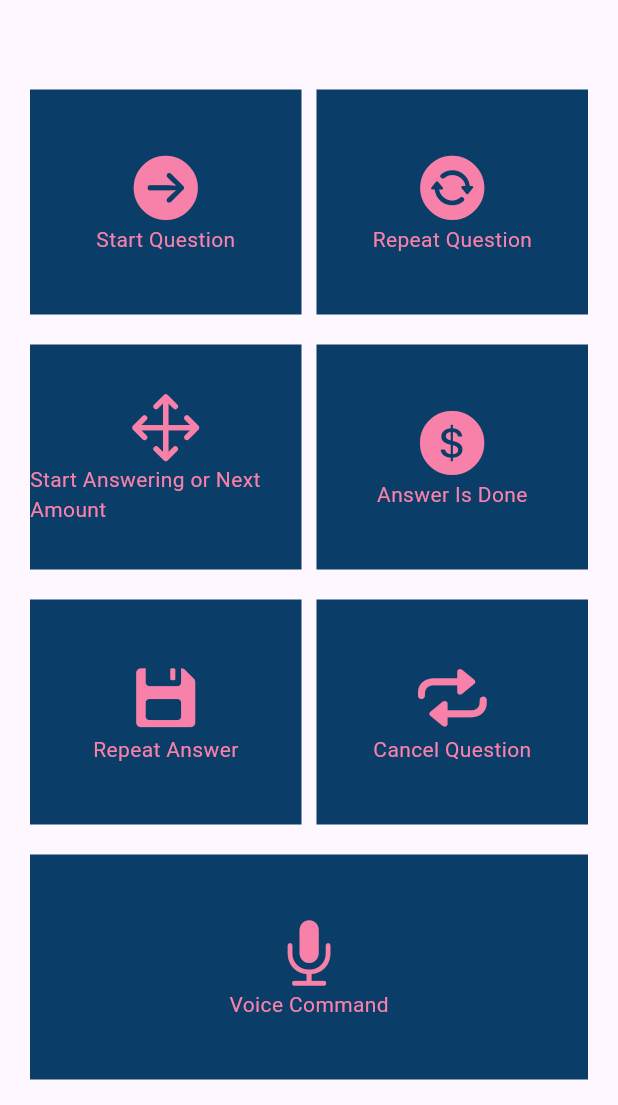
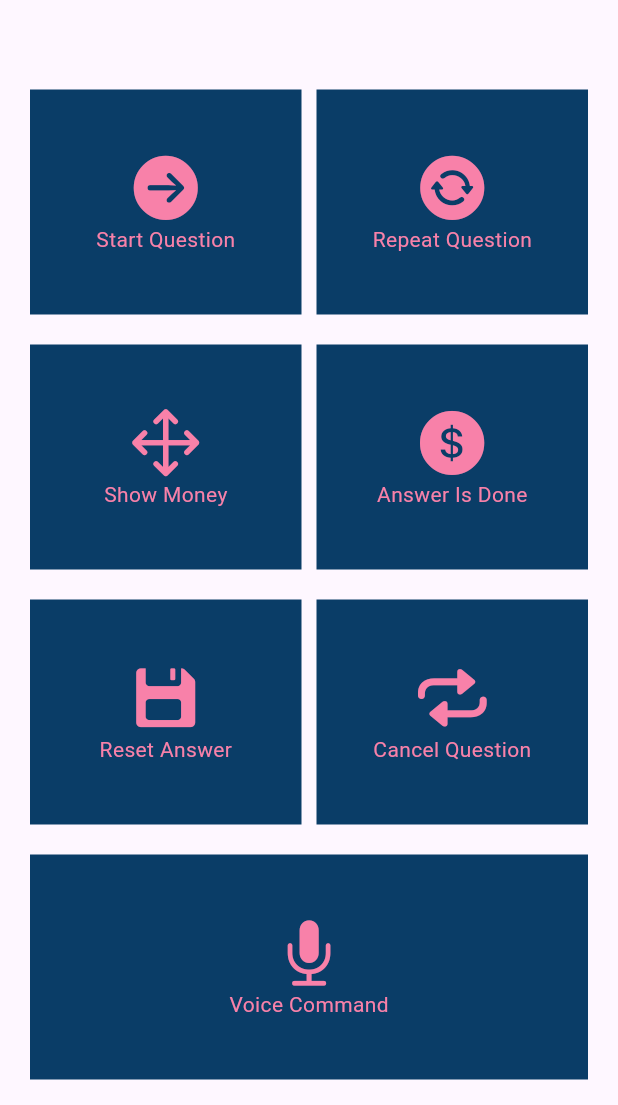
Before and after one commit to pramudithaSJ/VE-Mobile-App, a Flutter app: the ActivityPage screen opened directly, after a tap on "Answer Is Done", on a phone screen of 412 x 824 dp, the part 131-1236 px from its top. Run offline on Flutter 3.47's test engine with Material 3 defaults, Android fonts, the phone set to English and light mode, and no system bars; our stand-ins replace flutter_tts, speech_to_text; missing offline and left inert: flutter_beep; network calls fail.

Commit message:
activity mode

```diff
--- a/lib/views/activity.dart
+++ b/lib/views/activity.dart
@@ -18,7 +18,7 @@ class _ActivityPageState extends State<ActivityPage> {
   int answer = 0;
   String question = "";
   bool start = false;
-  String localIp = "http://192.168.1.35:8080/";
+  String localIp = "http://172.20.10.4:8080/";
   int money = 0;
   bool _ttsSpeaking = false;
   TextToSpeechConverter TextSpeech = TextToSpeechConverter();
@@ -37,6 +37,16 @@ class _ActivityPageState extends State<ActivityPage> {
       // Process the next item in the queue
     });
     _speech = stt.SpeechToText();
+    _notifyUser();
+  }
+
+  void _notifyUser() async {
+    await flutterTts
+        .setSpeechRate(0.5); // Set speech rate to a slower value (0.0 to 1.0)
+    setState(() {
+      _ttsSpeaking = true;
+    });
+    await flutterTts.speak("You are in activity mode now");
   }
 
   void app_listen() async {
@@ -62,19 +72,22 @@ class _ActivityPageState extends State<ActivityPage> {
             } else if (text.contains("start answering") ||
                 text == "start answering" ||
                 text == "next amount" ||
+                text == "show money" ||
                 text == "amount") {
               start_money();
             } else if (text.contains("answer is done") ||
                 text == "answer is done" ||
                 text == "done") {
               answerIsDone();
-            } else if (text.contains("repeat answer") ||
-                text == "repeat answer") {
+            } else if (text.contains("reset") || text == "reset answer") {
               repeatAnswer();
             } else if (text.contains("cancel question") ||
                 text == "cancel question" ||
-                text == "cancel") {
+                text == "cancel" ||
+                text == "cancer") {
               cancelQuestion();
+            } else if (text.contains("back")) {
+              Navigator.pop(context);
             }
           }),
         );
@@ -93,7 +106,7 @@ class _ActivityPageState extends State<ActivityPage> {
 
       try {
         // Replace 127.0.0.1 with your development machine's IP address
-        var url = 'http://192.168.1.35:8080/question'; // Use your actual IP
+        var url = 'http://172.20.10.4:8080/question'; // Use your actual IP
         var response = await http.get(Uri.parse(url));
 
         if (response.statusCode == 200) {
@@ -108,21 +121,24 @@ class _ActivityPageState extends State<ActivityPage> {
             start = true;
           } else {
             print('Empty response body');
-            await flutterTts.speak("The server returned an empty response. Please try again later.");
+            await flutterTts.speak(
+                "The server returned an empty response. Please try again later.");
           }
         } else {
-          print('Failed to fetch question. Status code: ${response.statusCode}');
-          await flutterTts.speak("Failed to fetch the question. Please check your connection and try again.");
+          print(
+              'Failed to fetch question. Status code: ${response.statusCode}');
+          await flutterTts.speak(
+              "Failed to fetch the question. Please check your connection and try again.");
         }
       } catch (e) {
         print('Failed to fetch question: $e');
-        await flutterTts.speak("Failed to fetch the question. Please check your connection and try again.");
+        await flutterTts.speak(
+            "Failed to fetch the question. Please check your connection and try again.");
       }
     } else {
       await flutterTts.speak("Cancel The Question");
     }
   }
-
 
   void app_repeat() async {
     if (start) {
@@ -139,7 +155,7 @@ Future<void> start_money() async {
       } else {
         await flutterTts.speak("Show you next money");
       }
-      var url = localIp + 'detect';
+      var url = 'http://172.20.10.4:8080/detect';
 
       try {
         var response = await http.get(Uri.parse(url));
@@ -156,7 +172,8 @@ Future<void> start_money() async {
         }
       } catch (e) {
         print('Failed to detect money: $e');
-        await flutterTts.speak("Failed to detect money. Please check your connection and try again.");
+        await flutterTts.speak(
+            "Failed to detect money. Please check your connection and try again.");
       }
     } else {
       await flutterTts.speak("First of all, you need to start the question");
@@ -166,7 +183,7 @@ Future<void> start_money() async {
   void answerIsDone() async {
     print(answer);
     print(money);
-    // if(start==false) {
+    if (start == true) {
       if (answer == money) {
         await flutterTts.speak("Congratulations your answer is correct");
       } else if (answer > money) {
@@ -188,13 +205,14 @@ Future<void> start_money() async {
                 (money - answer).toString() +
                 " rupees more to correct the answer.");
       }
-    // }else{
-    //   await TextSpeech.speak("First Off All You Start The Question");
-    // }
+    } else {
+      await TextSpeech.speak("First Off All You Start The Question");
+    }
   }
 
   void repeatAnswer() async {
-    if (start == false) {
+    if (start == true) {
+      await TextSpeech.speak("Money Amount reset to zero");
       money = 0;
     } else {
       await TextSpeech.speak("First Off All You Start The Question");
@@ -203,6 +221,7 @@ Future<void> start_money() async {
 
   void cancelQuestion() async {
     if (start == true) {
+      await TextSpeech.speak("You cancel the question.");
       answer = 0;
       question = "";
       start = false;
@@ -323,7 +342,7 @@ Future<void> start_money() async {
                                       size: 50,
                                       color: Color.fromARGB(255, 248, 129, 169),
                                     ),
-                                    Text("Start Answering or Next Amount",
+                                    Text("Show Money",
                                         style: TextStyle(
                                           color: Color.fromARGB(
                                               255, 248, 129, 169),
@@ -382,7 +401,7 @@ Future<void> start_money() async {
                                       size: 50,
                                       color: Color.fromARGB(255, 248, 129, 169),
                                     ),
-                                    Text("Repeat Answer",
+                                    Text("Reset Answer",
                                         style: TextStyle(
                                           color: Color.fromARGB(
                                               255, 248, 129, 169),
--- a/lib/views/walking.dart
+++ b/lib/views/walking.dart
@@ -108,7 +108,7 @@ class _WalkingPageState extends State<WalkingPage> {
 
   Future<void> getResponse() async {
     try {
-      final wsUrl = Uri.parse('ws://192.168.1.35:9002');
+      final wsUrl = Uri.parse('ws://172.20.10.4:9002');
       _channel = WebSocketChannel.connect(wsUrl);
       await _channel.ready;
       _channel.stream.listen((message) async {
@@ -304,7 +304,7 @@ class _WalkingPageState extends State<WalkingPage> {
                             width: 10,
                           ),
                           Text(
-                            "Get beep",
+                            "Stop",
                             style: TextStyle(
                                 color: Colors.white,
                                 fontWeight: FontWeight.bold,
```
Lines whose indentation alone changed are shown as unchanged.
